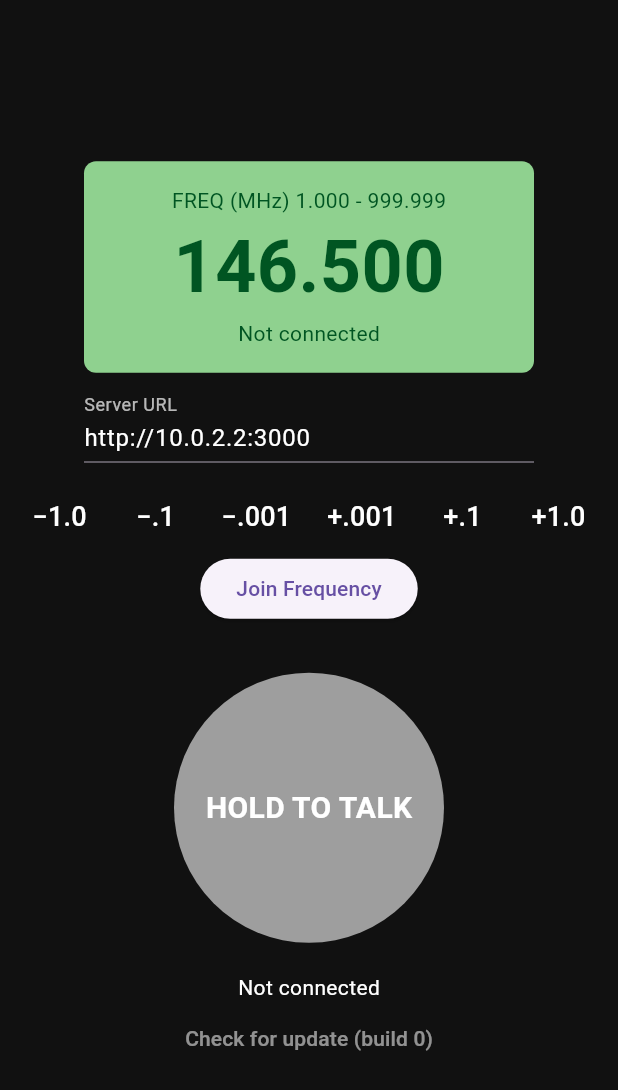
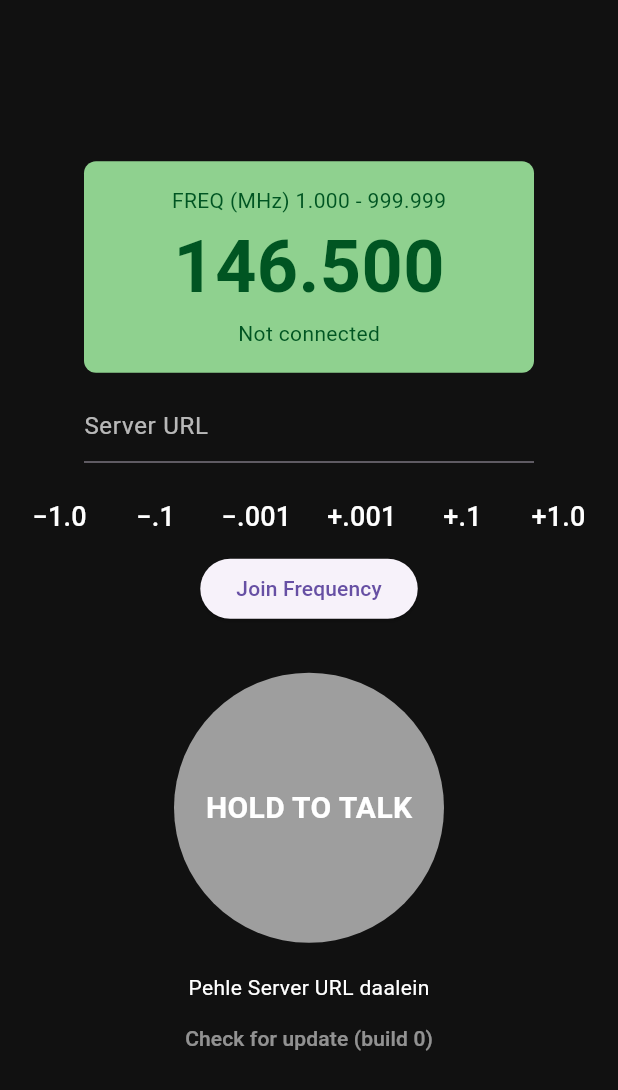
Before and after one commit to rohitrot738/walkie-talkie-, a Flutter app: the WalkieScreen screen opened directly, after a tap on "Join Frequency", on a phone screen of 412 x 824 dp. Shown: the top 1090 px of the screen. Run offline on Flutter 3.47's test engine with Material 3 defaults, Android fonts, the phone set to English and light mode, and no system bars; our stand-ins replace permission_handler, shared_preferences, socket_io_client; missing offline and left inert: flutter_foreground_task, flutter_webrtc, ota_update; accounts and stored records are empty; network calls fail; statements that could not run were skipped.

Commit message:
Fix PTT crash on server, robust app connection (early connect, retry, URL normalize), Render blueprint
Co-authored-by: copilot-swe-agent[bot] <198982749+Copilot@users.noreply.github.com>

```diff
--- a/mobile/lib/main.dart
+++ b/mobile/lib/main.dart
@@ -9,8 +9,8 @@ import 'package:socket_io_client/socket_io_client.dart' as io;
 
 import 'updater.dart';
 
-// Default server; app ke andar "Server" field se badla ja sakta hai
-const defaultServerUrl = String.fromEnvironment('SERVER_URL', defaultValue: 'http://10.0.2.2:3000');
+// Optional build-time default (--dart-define=SERVER_URL=...); app ke "Server URL" field se badla ja sakta hai
+const defaultServerUrl = String.fromEnvironment('SERVER_URL');
 // Frequency 3 decimal tak (1 unit = 0.001 MHz)
 const minFreq = 1000, maxFreq = 999999;
 
@@ -31,6 +31,8 @@ class WalkieScreen extends StatefulWidget {
 class _WalkieScreenState extends State<WalkieScreen> with WidgetsBindingObserver {
   io.Socket? _socket;
   String? _url;
+  Timer? _retry;
+  bool _wantJoin = false;
   io.Socket get socket => _socket!;
   final urlCtrl = TextEditingController(text: defaultServerUrl);
   MediaStream? stream;
@@ -54,25 +56,67 @@ class _WalkieScreenState extends State<WalkieScreen> with WidgetsBindingObserver
     WidgetsBinding.instance.addPostFrameCallback((_) => checkForUpdate(context));
     _initForegroundService();
     SharedPreferences.getInstance().then((p) {
-      final u = p.getString('serverUrl');
+      final u = p.getString('server_url');
       if (u != null) urlCtrl.text = u;
+      // Free servers sleep when idle; connecting early wakes them up
+      final url = _normalizeUrl(urlCtrl.text);
+      if (mounted && url.isNotEmpty) _connect(url);
     });
+  }
+
+  bool _validUrl(String u) => u.startsWith('http://') || u.startsWith('https://');
+
+  // Accepts "name.onrender.com" too; trailing slashes are dropped
+  String _normalizeUrl(String u) {
+    u = u.trim().replaceAll(RegExp(r'/+$'), '');
+    if (u.isNotEmpty && !_validUrl(u)) u = 'https://$u';
+    return u;
   }
 
   @override
   void didChangeAppLifecycleState(AppLifecycleState state) {
-    if (state == AppLifecycleState.resumed) checkForUpdate(context);
+    if (state == AppLifecycleState.resumed) {
+      checkForUpdate(context);
+      final s = _socket;
+      if (s != null && !s.connected) s.connect();
+    }
+  }
+
+  void _closeSocket() {
+    _retry?.cancel();
+    _socket?.clearListeners();
+    _socket?.dispose();
   }
 
   void _connect(String url) {
-    _socket?.dispose();
+    _closeSocket();
     final sock = io.io(url, io.OptionBuilder().setTransports(['websocket']).disableAutoConnect().build());
     _socket = sock;
     _url = url;
+    sock.on('connect', (_) {
+      if (_wantJoin) {
+        _emitJoin();
+      } else if (mounted) {
+        setState(() => status = 'Server connected');
+      }
+    });
+    sock.on('disconnect', (_) {
+      if (!mounted) return;
+      setState(() {
+        joined = false;
+        talking = false;
+        status = 'Server se connection toot gaya, dobara try ho raha hai...';
+      });
+    });
+    sock.on('connect_error', (e) {
+      if (mounted) setState(() => status = 'Server se connect nahi ho paya, retry ho raha hai...\n(free server ko jagne mein 1 min lag sakta hai)\n$e');
+    });
     sock.on('signal', (d) => _onSignal(d['from'], d['data']));
-    sock.on('peer-left', (id) => _dropPeer(id));
+    sock.on('peer-left', (id) {
+      _dropPeer(id);
+      if (mounted) setState(() => count = count > 1 ? count - 1 : 1);
+    });
     sock.on('peer-joined', (_) => setState(() => count++));
-    sock.on('connect_error', (_) => setState(() => status = 'Server se connect nahi ho paya'));
     sock.on('speaker', (id) => setState(() {
           status = id == null
               ? 'Channel free'
@@ -80,6 +124,10 @@ class _WalkieScreenState extends State<WalkieScreen> with WidgetsBindingObserver
                   ? 'You are talking...'
                   : 'Someone is talking...';
         }));
+    // Initial connection can fail while the server is waking up, so keep retrying
+    _retry = Timer.periodic(const Duration(seconds: 5), (_) {
+      if (!sock.connected) sock.connect();
+    });
     sock.connect();
   }
 
@@ -121,6 +169,7 @@ class _WalkieScreenState extends State<WalkieScreen> with WidgetsBindingObserver
     await Permission.microphone.request();
     stream = await navigator.mediaDevices.getUserMedia({'audio': true, 'video': false});
     stream!.getAudioTracks().first.enabled = false;
+    await Helper.setSpeakerphoneOn(true);
   }
 
   Future<RTCPeerConnection> _peer(String id) async {
@@ -167,20 +216,39 @@ class _WalkieScreenState extends State<WalkieScreen> with WidgetsBindingObserver
   }
 
   Future<void> _join() async {
-    await _ensureMic();
+    final url = _normalizeUrl(urlCtrl.text);
+    if (url.isEmpty) {
+      setState(() => status = 'Pehle Server URL daalein');
+      return;
+    }
+    urlCtrl.text = url;
+    try {
+      await _ensureMic();
+    } catch (_) {
+      setState(() => status = 'Microphone permission chahiye (Settings mein allow karein)');
+      return;
+    }
+    final prefs = await SharedPreferences.getInstance();
+    // Only remember a custom URL, so a new built-in default reaches users after an update
+    if (url == defaultServerUrl) {
+      await prefs.remove('server_url');
+    } else {
+      await prefs.setString('server_url', url);
+    }
+    _wantJoin = true;
+    if (_socket == null || _url != url) _connect(url);
+    if (socket.connected) {
+      _emitJoin();
+    } else {
+      setState(() => status = 'Server se connect ho raha hai... (pehli baar 1 min lag sakta hai)');
+    }
+  }
+
+  void _emitJoin() {
     pcs.keys.toList().forEach(_dropPeer);
-    final url = urlCtrl.text.trim();
-    final prefs = await SharedPreferences.getInstance();
-    await prefs.setString('serverUrl', url);
-    if (_socket == null || _url != url) _connect(url);
-    if (!socket.connected) {
-      final done = Completer<void>();
-      socket.once('connect', (_) => done.complete());
-      await done.future.timeout(const Duration(seconds: 8), onTimeout: () {});
-      if (!socket.connected) return;
-    }
     socket.emitWithAck('join', _freqText, ack: (res) async {
       if (res['error'] != null) {
+        _wantJoin = false;
         setState(() => status = res['error']);
         return;
       }
@@ -246,9 +314,9 @@ class _WalkieScreenState extends State<WalkieScreen> with WidgetsBindingObserver
   @override
   void dispose() {
     WidgetsBinding.instance.removeObserver(this);
+    _closeSocket();
     pcs.keys.toList().forEach(_dropPeer);
     stream?.dispose();
-    _socket?.dispose();
     FlutterForegroundTask.stopService();
     super.dispose();
   }
@@ -283,7 +351,11 @@ class _WalkieScreenState extends State<WalkieScreen> with WidgetsBindingObserver
                 controller: urlCtrl,
                 style: const TextStyle(color: Colors.white),
                 decoration: const InputDecoration(
-                    labelText: 'Server URL', labelStyle: TextStyle(color: Colors.white70), isDense: true),
+                    labelText: 'Server URL',
+                    hintText: 'https://your-server.onrender.com',
+                    labelStyle: TextStyle(color: Colors.white70),
+                    hintStyle: TextStyle(color: Colors.white24),
+                    isDense: true),
               ),
             ),
             const SizedBox(height: 12),
@@ -315,7 +387,10 @@ class _WalkieScreenState extends State<WalkieScreen> with WidgetsBindingObserver
               ),
             ),
             const SizedBox(height: 20),
-            Text(status, style: const TextStyle(color: Colors.white)),
+            Padding(
+              padding: const EdgeInsets.symmetric(horizontal: 24),
+              child: Text(status, textAlign: TextAlign.center, style: const TextStyle(color: Colors.white)),
+            ),
             TextButton(
               onPressed: () => checkForUpdate(context, silent: false),
               child: Text('Check for update (build $buildNumber)', style: const TextStyle(color: Colors.white54)),
```
Also changed, not shown: render.yaml (added, +9 -0 lines), 3 other files.
